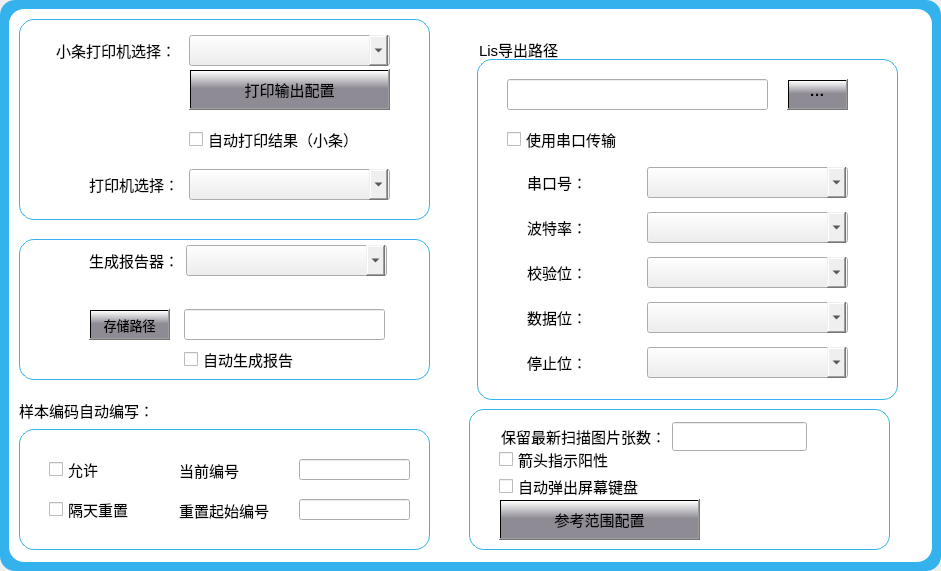
Old version of the form wg_canshu.ui in the repository jindezhang/Q7fromRD330.
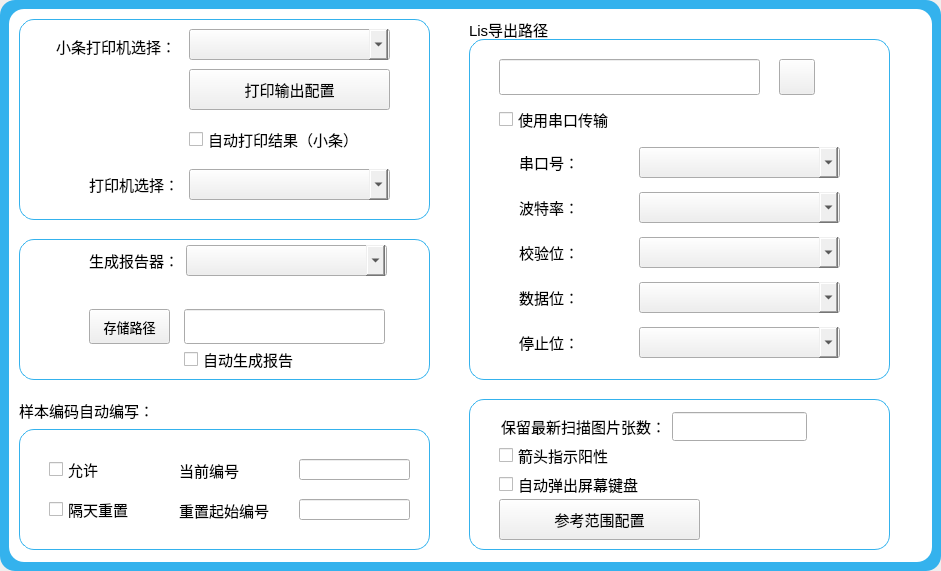
New version of the form. Icons and pictures are not drawn. Custom widgets are drawn as their Qt base class.

```diff
--- a/wg_canshu.ui
+++ b/wg_canshu.ui
@@ -103,7 +103,7 @@
           <property name="geometry">
            <rect>
             <x>37</x>
-            <y>20</y>
+            <y>16</y>
             <width>131</width>
             <height>21</height>
            </rect>
@@ -149,8 +149,7 @@
            </font>
           </property>
           <property name="styleSheet">
-           <string notr="true">background-color: qlineargradient(spread:pad, x1:1, y1:0.471136, x2:1, y2:0, stop:0 rgba(141, 141, 141, 255), stop:1 rgba(255, 255, 255, 255));
-background-color: qlineargradient(spread:pad, x1:1, y1:0.471136, x2:1, y2:0, stop:0 rgba(142, 139, 148, 255), stop:1 rgba(255, 255, 255, 255));</string>
+           <string notr="true">border-image: url(:/new/home/home/button.png);</string>
           </property>
           <property name="text">
            <string>打印输出配置</string>
@@ -200,11 +199,11 @@
 		}</string>
           </property>
          </widget>
-         <widget class="QComboBox" name="comboBox">
+         <widget class="QComboBox" name="comboBox_4">
           <property name="geometry">
            <rect>
             <x>170</x>
-            <y>16</y>
+            <y>10</y>
             <width>201</width>
             <height>31</height>
            </rect>
@@ -221,7 +220,9 @@
            </font>
           </property>
           <property name="styleSheet">
-           <string notr="true"/>
+           <string notr="true">QComboBox:drop-down{
+		width:30px
+		}</string>
           </property>
          </widget>
          <zorder>label_2</zorder>
@@ -304,7 +305,7 @@
             <x>70</x>
             <y>70</y>
             <width>81</width>
-            <height>31</height>
+            <height>35</height>
            </rect>
           </property>
           <property name="font">
@@ -313,7 +314,7 @@
            </font>
           </property>
           <property name="styleSheet">
-           <string notr="true">background-color: qlineargradient(spread:pad, x1:1, y1:0.471136, x2:1, y2:0, stop:0 rgba(142, 139, 148, 255), stop:1 rgba(255, 255, 255, 255));</string>
+           <string notr="true">border-image: url(:/new/home/home/button.png);</string>
           </property>
           <property name="text">
            <string>存储路径</string>
@@ -325,7 +326,7 @@
             <x>165</x>
             <y>70</y>
             <width>201</width>
-            <height>31</height>
+            <height>35</height>
            </rect>
           </property>
          </widget>
@@ -493,8 +494,8 @@
         <widget class="QLabel" name="label_7">
          <property name="geometry">
           <rect>
-           <x>470</x>
-           <y>30</y>
+           <x>460</x>
+           <y>10</y>
            <width>101</width>
            <height>21</height>
           </rect>
@@ -511,8 +512,8 @@
         <widget class="QFrame" name="frame_5">
          <property name="geometry">
           <rect>
-           <x>468</x>
-           <y>50</y>
+           <x>460</x>
+           <y>30</y>
            <width>421</width>
            <height>341</height>
           </rect>
@@ -538,7 +539,7 @@
             <x>30</x>
             <y>20</y>
             <width>261</width>
-            <height>31</height>
+            <height>36</height>
            </rect>
           </property>
          </widget>
@@ -547,8 +548,8 @@
            <rect>
             <x>310</x>
             <y>20</y>
-            <width>61</width>
-            <height>31</height>
+            <width>36</width>
+            <height>36</height>
            </rect>
           </property>
           <property name="font">
@@ -562,13 +563,13 @@
            <enum>Qt::CustomContextMenu</enum>
           </property>
           <property name="styleSheet">
-           <string notr="true">background-color: qlineargradient(spread:pad, x1:1, y1:0.471136, x2:1, y2:0, stop:0 rgba(142, 139, 148, 255), stop:1 rgba(255, 255, 255, 255));</string>
+           <string notr="true">border-image: url(:/new/home/home/genduo.png);</string>
           </property>
           <property name="locale">
            <locale language="Chinese" country="China"/>
           </property>
           <property name="text">
-           <string>···</string>
+           <string/>
           </property>
          </widget>
          <widget class="QCheckBox" name="checkBox_5">
@@ -612,7 +613,7 @@
             </widget>
            </item>
            <item row="0" column="1">
-            <widget class="QComboBox" name="comboBox_4">
+            <widget class="QComboBox" name="cbb_serial">
              <property name="minimumSize">
               <size>
                <width>201</width>
@@ -766,9 +767,9 @@
          <property name="geometry">
           <rect>
            <x>460</x>
-           <y>400</y>
+           <y>390</y>
            <width>421</width>
-           <height>141</height>
+           <height>151</height>
           </rect>
          </property>
          <property name="styleSheet">
@@ -790,7 +791,7 @@
           <property name="geometry">
            <rect>
             <x>30</x>
-            <y>40</y>
+            <y>46</y>
             <width>201</width>
             <height>21</height>
            </rect>
@@ -808,7 +809,7 @@
           <property name="geometry">
            <rect>
             <x>30</x>
-            <y>67</y>
+            <y>75</y>
             <width>201</width>
             <height>21</height>
            </rect>
@@ -826,7 +827,7 @@
           <property name="geometry">
            <rect>
             <x>30</x>
-            <y>90</y>
+            <y>100</y>
             <width>201</width>
             <height>41</height>
            </rect>
@@ -837,8 +838,7 @@
            </font>
           </property>
           <property name="styleSheet">
-           <string notr="true">background-color: qlineargradient(spread:pad, x1:1, y1:0.471136, x2:1, y2:0, stop:0 rgba(141, 141, 141, 255), stop:1 rgba(255, 255, 255, 255));
-background-color: qlineargradient(spread:pad, x1:1, y1:0.471136, x2:1, y2:0, stop:0 rgba(142, 139, 148, 255), stop:1 rgba(255, 255, 255, 255));</string>
+           <string notr="true">border-image: url(:/new/home/home/button.png);</string>
           </property>
           <property name="text">
            <string>参考范围配置</string>
@@ -886,6 +886,13 @@
    </item>
   </layout>
  </widget>
+ <customwidgets>
+  <customwidget>
+   <class>ViceButton</class>
+   <extends>QPushButton</extends>
+   <header location="global">vicebutton.h</header>
+  </customwidget>
+ </customwidgets>
  <resources/>
  <connections/>
 </ui>
```
Left out of the diff: 20 changed lines with no effect on the pictures.
